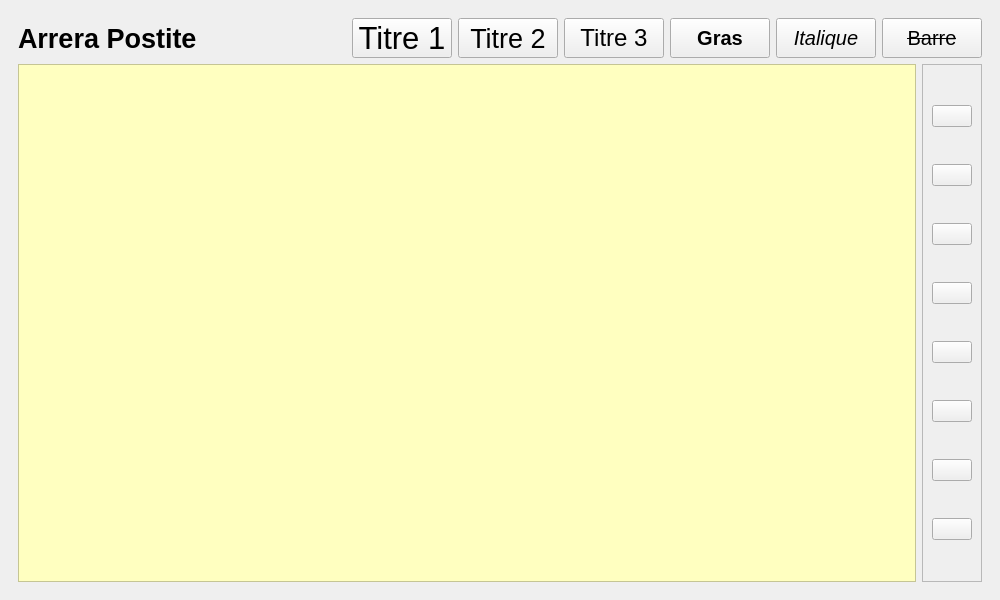
This is cuiapostite.ui in Arrera-Software/Arrera-Postite as Qt 5 draws it before an edit. The edited form follows.
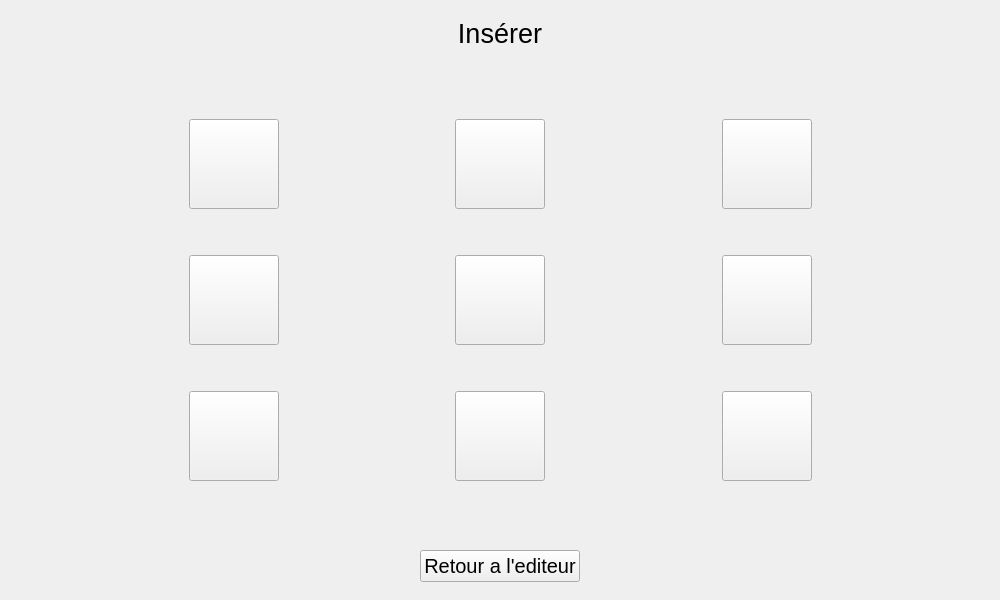
This is the edited form. Icons and pictures are not drawn. Custom widgets are drawn as their Qt base class.

Commit message: Creation de l'interface insersion

```diff
--- a/cuiapostite.ui
+++ b/cuiapostite.ui
@@ -22,7 +22,7 @@
     <item>
      <widget class="QStackedWidget" name="postite">
       <property name="currentIndex">
-       <number>0</number>
+       <number>3</number>
       </property>
       <widget class="QWidget" name="main">
        <layout class="QVBoxLayout" name="verticalLayout_2">
@@ -552,6 +552,436 @@
         </item>
        </layout>
       </widget>
+      <widget class="QWidget" name="insersion">
+       <layout class="QVBoxLayout" name="verticalLayout_9">
+        <item>
+         <widget class="QLabel" name="IDC_TITLEINSER">
+          <property name="font">
+           <font>
+            <pointsize>20</pointsize>
+           </font>
+          </property>
+          <property name="text">
+           <string>Insérer</string>
+          </property>
+          <property name="alignment">
+           <set>Qt::AlignmentFlag::AlignCenter</set>
+          </property>
+         </widget>
+        </item>
+        <item>
+         <spacer name="verticalSpacer_11">
+          <property name="orientation">
+           <enum>Qt::Orientation::Vertical</enum>
+          </property>
+          <property name="sizeHint" stdset="0">
+           <size>
+            <width>20</width>
+            <height>40</height>
+           </size>
+          </property>
+         </spacer>
+        </item>
+        <item>
+         <layout class="QGridLayout" name="gridLayout_3">
+          <item row="2" column="1">
+           <spacer name="verticalSpacer_12">
+            <property name="orientation">
+             <enum>Qt::Orientation::Vertical</enum>
+            </property>
+            <property name="sizeHint" stdset="0">
+             <size>
+              <width>20</width>
+              <height>40</height>
+             </size>
+            </property>
+           </spacer>
+          </item>
+          <item row="5" column="1">
+           <widget class="QPushButton" name="IDC_ADDTABLEAU1">
+            <property name="minimumSize">
+             <size>
+              <width>90</width>
+              <height>90</height>
+             </size>
+            </property>
+            <property name="maximumSize">
+             <size>
+              <width>90</width>
+              <height>90</height>
+             </size>
+            </property>
+            <property name="text">
+             <string/>
+            </property>
+            <property name="icon">
+             <iconset resource="postitesrc.qrc">
+              <normaloff>:/img/tableau1.png</normaloff>:/img/tableau1.png</iconset>
+            </property>
+            <property name="iconSize">
+             <size>
+              <width>90</width>
+              <height>90</height>
+             </size>
+            </property>
+           </widget>
+          </item>
+          <item row="5" column="3">
+           <widget class="QPushButton" name="IDC_ADDTABLEAU2">
+            <property name="minimumSize">
+             <size>
+              <width>90</width>
+              <height>90</height>
+             </size>
+            </property>
+            <property name="maximumSize">
+             <size>
+              <width>90</width>
+              <height>90</height>
+             </size>
+            </property>
+            <property name="text">
+             <string/>
+            </property>
+            <property name="icon">
+             <iconset resource="postitesrc.qrc">
+              <normaloff>:/img/tableau2.png</normaloff>:/img/tableau2.png</iconset>
+            </property>
+            <property name="iconSize">
+             <size>
+              <width>90</width>
+              <height>90</height>
+             </size>
+            </property>
+           </widget>
+          </item>
+          <item row="3" column="4">
+           <spacer name="horizontalSpacer_13">
+            <property name="orientation">
+             <enum>Qt::Orientation::Horizontal</enum>
+            </property>
+            <property name="sizeHint" stdset="0">
+             <size>
+              <width>40</width>
+              <height>20</height>
+             </size>
+            </property>
+           </spacer>
+          </item>
+          <item row="1" column="3">
+           <widget class="QPushButton" name="IDC_ADDLIGNE">
+            <property name="minimumSize">
+             <size>
+              <width>90</width>
+              <height>90</height>
+             </size>
+            </property>
+            <property name="maximumSize">
+             <size>
+              <width>90</width>
+              <height>90</height>
+             </size>
+            </property>
+            <property name="text">
+             <string/>
+            </property>
+            <property name="icon">
+             <iconset resource="postitesrc.qrc">
+              <normaloff>:/img/ligne.png</normaloff>:/img/ligne.png</iconset>
+            </property>
+            <property name="iconSize">
+             <size>
+              <width>90</width>
+              <height>90</height>
+             </size>
+            </property>
+           </widget>
+          </item>
+          <item row="3" column="3">
+           <widget class="QPushButton" name="IDC_ADDLISTENUMERO">
+            <property name="minimumSize">
+             <size>
+              <width>90</width>
+              <height>90</height>
+             </size>
+            </property>
+            <property name="maximumSize">
+             <size>
+              <width>90</width>
+              <height>90</height>
+             </size>
+            </property>
+            <property name="text">
+             <string/>
+            </property>
+            <property name="icon">
+             <iconset resource="postitesrc.qrc">
+              <normaloff>:/img/listeNumeroté.png</normaloff>:/img/listeNumeroté.png</iconset>
+            </property>
+            <property name="iconSize">
+             <size>
+              <width>90</width>
+              <height>90</height>
+             </size>
+            </property>
+           </widget>
+          </item>
+          <item row="3" column="1">
+           <widget class="QPushButton" name="IDC_ADDLISTEPUCE">
+            <property name="minimumSize">
+             <size>
+              <width>90</width>
+              <height>90</height>
+             </size>
+            </property>
+            <property name="maximumSize">
+             <size>
+              <width>90</width>
+              <height>90</height>
+             </size>
+            </property>
+            <property name="text">
+             <string/>
+            </property>
+            <property name="icon">
+             <iconset resource="postitesrc.qrc">
+              <normaloff>:/img/listePuce.png</normaloff>:/img/listePuce.png</iconset>
+            </property>
+            <property name="iconSize">
+             <size>
+              <width>90</width>
+              <height>90</height>
+             </size>
+            </property>
+           </widget>
+          </item>
+          <item row="3" column="5">
+           <widget class="QPushButton" name="IDC_ADDLIENINTERNET">
+            <property name="minimumSize">
+             <size>
+              <width>90</width>
+              <height>90</height>
+             </size>
+            </property>
+            <property name="maximumSize">
+             <size>
+              <width>90</width>
+              <height>90</height>
+             </size>
+            </property>
+            <property name="text">
+             <string/>
+            </property>
+            <property name="icon">
+             <iconset resource="postitesrc.qrc">
+              <normaloff>:/img/lien.png</normaloff>:/img/lien.png</iconset>
+            </property>
+            <property name="iconSize">
+             <size>
+              <width>90</width>
+              <height>90</height>
+             </size>
+            </property>
+           </widget>
+          </item>
+          <item row="1" column="1">
+           <widget class="QPushButton" name="IDC_ADDCHECKBOX">
+            <property name="minimumSize">
+             <size>
+              <width>90</width>
+              <height>90</height>
+             </size>
+            </property>
+            <property name="maximumSize">
+             <size>
+              <width>90</width>
+              <height>90</height>
+             </size>
+            </property>
+            <property name="text">
+             <string/>
+            </property>
+            <property name="icon">
+             <iconset resource="postitesrc.qrc">
+              <normaloff>:/img/checkbox.png</normaloff>:/img/checkbox.png</iconset>
+            </property>
+            <property name="iconSize">
+             <size>
+              <width>90</width>
+              <height>90</height>
+             </size>
+            </property>
+           </widget>
+          </item>
+          <item row="5" column="0">
+           <spacer name="horizontalSpacer_14">
+            <property name="orientation">
+             <enum>Qt::Orientation::Horizontal</enum>
+            </property>
+            <property name="sizeHint" stdset="0">
+             <size>
+              <width>40</width>
+              <height>20</height>
+             </size>
+            </property>
+           </spacer>
+          </item>
+          <item row="1" column="5">
+           <widget class="QPushButton" name="IDC_ADDCITATION">
+            <property name="minimumSize">
+             <size>
+              <width>90</width>
+              <height>90</height>
+             </size>
+            </property>
+            <property name="maximumSize">
+             <size>
+              <width>90</width>
+              <height>90</height>
+             </size>
+            </property>
+            <property name="text">
+             <string/>
+            </property>
+            <property name="icon">
+             <iconset resource="postitesrc.qrc">
+              <normaloff>:/img/citation.png</normaloff>:/img/citation.png</iconset>
+            </property>
+            <property name="iconSize">
+             <size>
+              <width>90</width>
+              <height>90</height>
+             </size>
+            </property>
+           </widget>
+          </item>
+          <item row="5" column="5">
+           <widget class="QPushButton" name="TABLEAUAUTRE">
+            <property name="minimumSize">
+             <size>
+              <width>90</width>
+              <height>90</height>
+             </size>
+            </property>
+            <property name="maximumSize">
+             <size>
+              <width>90</width>
+              <height>90</height>
+             </size>
+            </property>
+            <property name="text">
+             <string/>
+            </property>
+            <property name="icon">
+             <iconset resource="postitesrc.qrc">
+              <normaloff>:/img/tableauautre.png</normaloff>:/img/tableauautre.png</iconset>
+            </property>
+            <property name="iconSize">
+             <size>
+              <width>90</width>
+              <height>90</height>
+             </size>
+            </property>
+           </widget>
+          </item>
+          <item row="4" column="5">
+           <spacer name="verticalSpacer_13">
+            <property name="orientation">
+             <enum>Qt::Orientation::Vertical</enum>
+            </property>
+            <property name="sizeHint" stdset="0">
+             <size>
+              <width>20</width>
+              <height>40</height>
+             </size>
+            </property>
+           </spacer>
+          </item>
+          <item row="1" column="2">
+           <spacer name="horizontalSpacer_12">
+            <property name="orientation">
+             <enum>Qt::Orientation::Horizontal</enum>
+            </property>
+            <property name="sizeHint" stdset="0">
+             <size>
+              <width>40</width>
+              <height>20</height>
+             </size>
+            </property>
+           </spacer>
+          </item>
+          <item row="5" column="6">
+           <spacer name="horizontalSpacer_15">
+            <property name="orientation">
+             <enum>Qt::Orientation::Horizontal</enum>
+            </property>
+            <property name="sizeHint" stdset="0">
+             <size>
+              <width>40</width>
+              <height>20</height>
+             </size>
+            </property>
+           </spacer>
+          </item>
+         </layout>
+        </item>
+        <item>
+         <spacer name="verticalSpacer_10">
+          <property name="orientation">
+           <enum>Qt::Orientation::Vertical</enum>
+          </property>
+          <property name="sizeHint" stdset="0">
+           <size>
+            <width>20</width>
+            <height>40</height>
+           </size>
+          </property>
+         </spacer>
+        </item>
+        <item>
+         <layout class="QHBoxLayout" name="horizontalLayout_5">
+          <item>
+           <spacer name="horizontalSpacer_10">
+            <property name="orientation">
+             <enum>Qt::Orientation::Horizontal</enum>
+            </property>
+            <property name="sizeHint" stdset="0">
+             <size>
+              <width>40</width>
+              <height>20</height>
+             </size>
+            </property>
+           </spacer>
+          </item>
+          <item>
+           <widget class="QPushButton" name="IDC_RETOURINSERER">
+            <property name="font">
+             <font>
+              <pointsize>15</pointsize>
+             </font>
+            </property>
+            <property name="text">
+             <string>Retour a l'editeur</string>
+            </property>
+           </widget>
+          </item>
+          <item>
+           <spacer name="horizontalSpacer_11">
+            <property name="orientation">
+             <enum>Qt::Orientation::Horizontal</enum>
+            </property>
+            <property name="sizeHint" stdset="0">
+             <size>
+              <width>40</width>
+              <height>20</height>
+             </size>
+            </property>
+           </spacer>
+          </item>
+         </layout>
+        </item>
+       </layout>
+      </widget>
       <widget class="QWidget" name="pageexport">
        <layout class="QVBoxLayout" name="verticalLayout_8">
         <item>
```
The commit also changes 13 other files.
